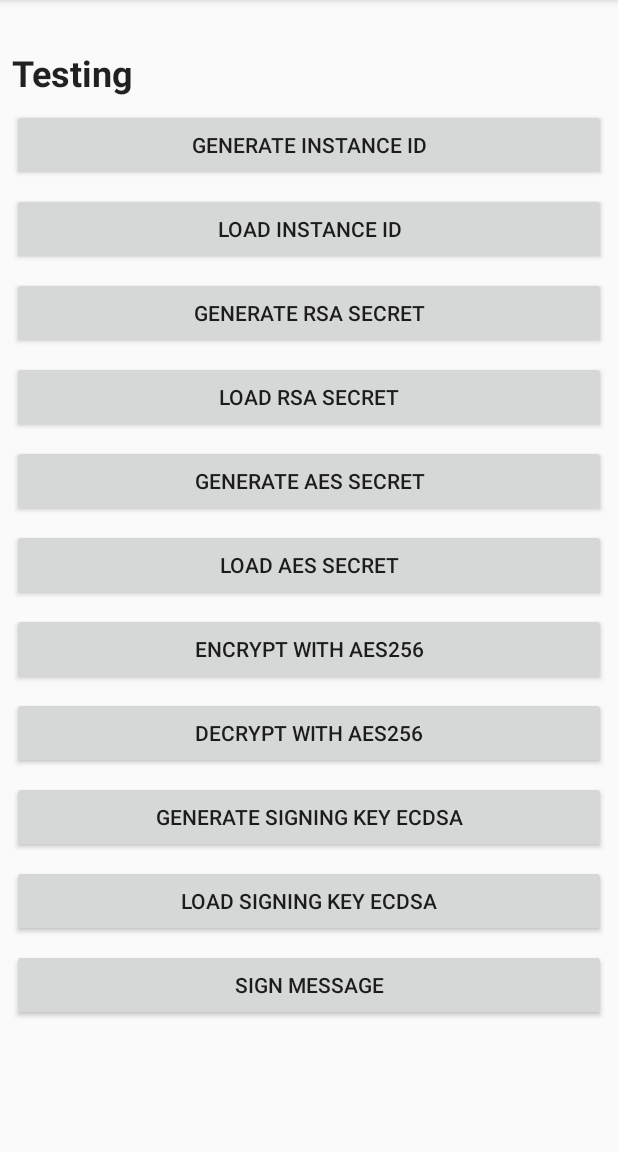
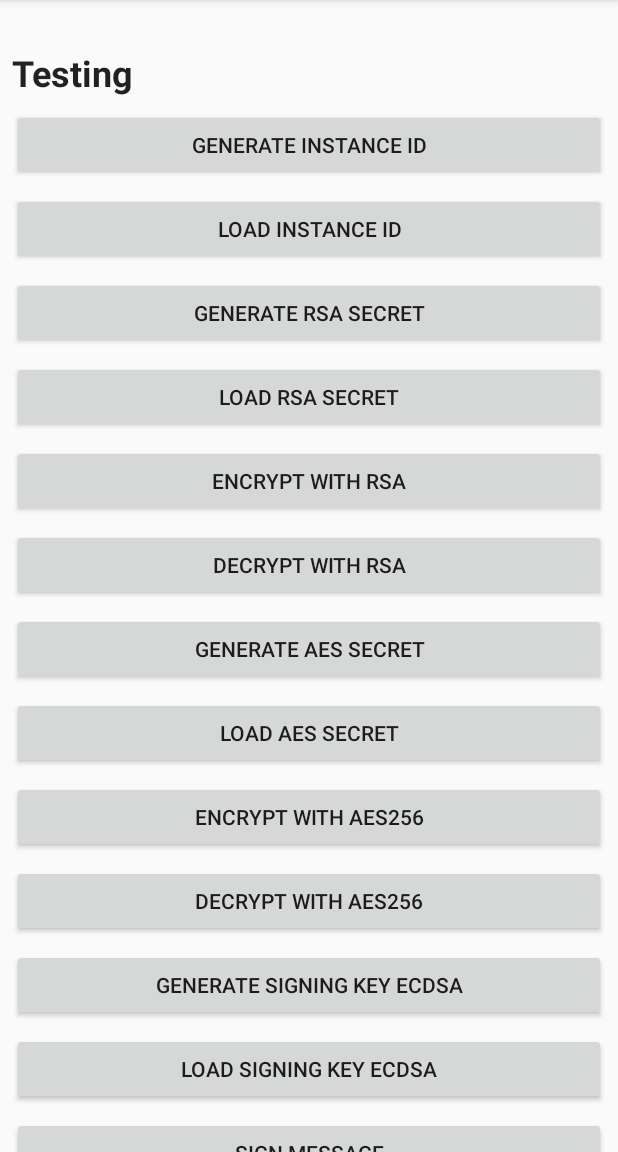
Before and after one commit to jeffrey-garcia/SecureStorageAndroid, an Android app: the screen it shows after launch (MainActivity), on a phone screen of 412 x 824 dp, the part 84-1236 px from its top. Run offline under Robolectric (Android 15) with nearby library versions, the phone set to English and light mode, and no system bars; libraries missing offline, so code that uses them is left out: com.google.crypto.tink, org.slf4j; 4 statements that could not run were skipped.

Commit message:
enable support of RSA keypair generation below Android M (23)

```diff
--- a/app/build.gradle
+++ b/app/build.gradle
@@ -8,7 +8,7 @@ android {
     compileSdkVersion 28
     defaultConfig {
         applicationId "com.example.jeffrey.securestorageandroid"
-        minSdkVersion 23
+        minSdkVersion 21
         targetSdkVersion 28
         versionCode 1
         versionName "1.0"
--- a/app/src/main/res/layout/activity_main.xml
+++ b/app/src/main/res/layout/activity_main.xml
@@ -96,6 +96,34 @@
                     app:layout_constraintTop_toBottomOf="@+id/generateSecretRsaBtn" />
 
             <Button
+                    android:id="@+id/encryptRsaBtn"
+                    android:layout_width="match_parent"
+                    android:layout_height="wrap_content"
+                    android:layout_marginEnd="8dp"
+                    android:layout_marginLeft="8dp"
+                    android:layout_marginRight="8dp"
+                    android:layout_marginStart="8dp"
+                    android:layout_marginTop="8dp"
+                    android:text="Encrypt with RSA"
+                    app:layout_constraintLeft_toLeftOf="parent"
+                    app:layout_constraintRight_toRightOf="parent"
+                    app:layout_constraintTop_toBottomOf="@+id/loadSecretRsaBtn" />
+
+            <Button
+                    android:id="@+id/decryptRsaBtn"
+                    android:layout_width="match_parent"
+                    android:layout_height="wrap_content"
+                    android:layout_marginEnd="8dp"
+                    android:layout_marginLeft="8dp"
+                    android:layout_marginRight="8dp"
+                    android:layout_marginStart="8dp"
+                    android:layout_marginTop="8dp"
+                    android:text="Decrypt with RSA"
+                    app:layout_constraintLeft_toLeftOf="parent"
+                    app:layout_constraintRight_toRightOf="parent"
+                    app:layout_constraintTop_toBottomOf="@+id/encryptRsaBtn" />
+
+            <Button
                     android:id="@+id/generateSecretAesBtn"
                     android:layout_width="match_parent"
                     android:layout_height="wrap_content"
@@ -107,7 +135,7 @@
                     android:text="Generate AES Secret"
                     app:layout_constraintLeft_toLeftOf="parent"
                     app:layout_constraintRight_toRightOf="parent"
-                    app:layout_constraintTop_toBottomOf="@+id/loadSecretRsaBtn" />
+                    app:layout_constraintTop_toBottomOf="@+id/decryptRsaBtn" />
 
             <Button
                     android:id="@+id/loadSecretAesBtn"
```
Also changed, not shown: app/src/main/java/com/example/jeffrey/securestorageandroid/MainActivity.kt (+117 -9 lines).
